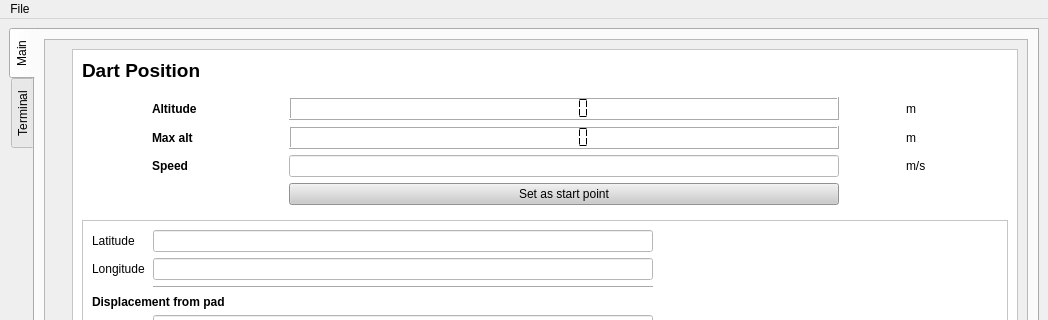
Above: TOAD/ground_station/toad_gcs/toad_frontend/ui/toad_gui.ui from cuspaceflight/m3-avionics before the change; both pictures show x 0 to 1048 and y 0 to 320 of the 1048 by 747 pixel window. Below: the same form after it.
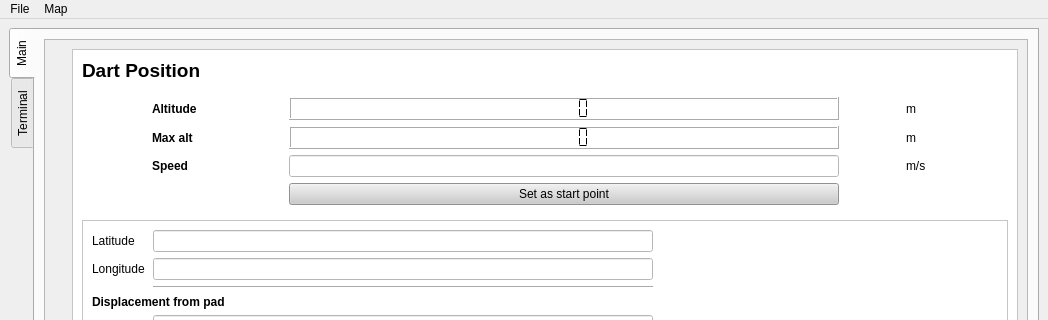
That is the form after the change. Custom widgets are drawn as their Qt base class.

What changed in the file:
```diff
--- a/TOAD/ground_station/toad_gcs/toad_frontend/ui/toad_gui.ui
+++ b/TOAD/ground_station/toad_gcs/toad_frontend/ui/toad_gui.ui
@@ -590,7 +590,14 @@
     </property>
     <addaction name="actionSave_Terminal"/>
    </widget>
+   <widget class="QMenu" name="menuMap">
+    <property name="title">
+     <string>Map</string>
+    </property>
+    <addaction name="actionRefresh"/>
+   </widget>
    <addaction name="menuFile"/>
+   <addaction name="menuMap"/>
   </widget>
   <action name="actionSave_Terminal">
    <property name="text">
```
Left out of the diff: 8 changed lines with no effect on the pictures.
